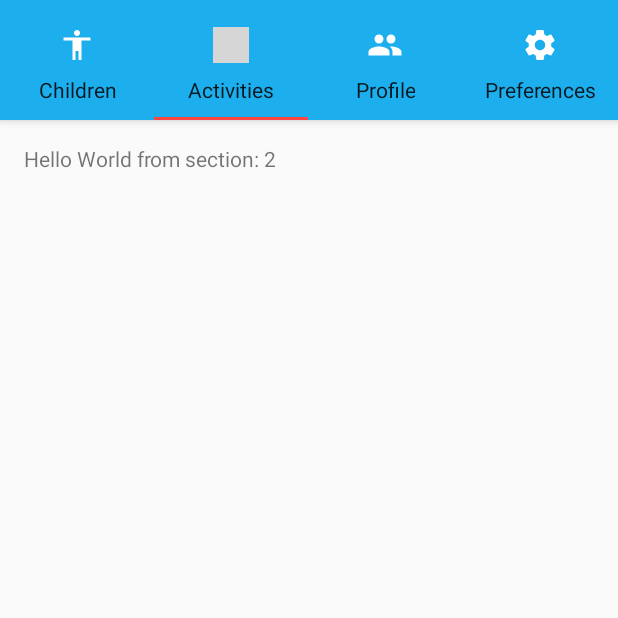
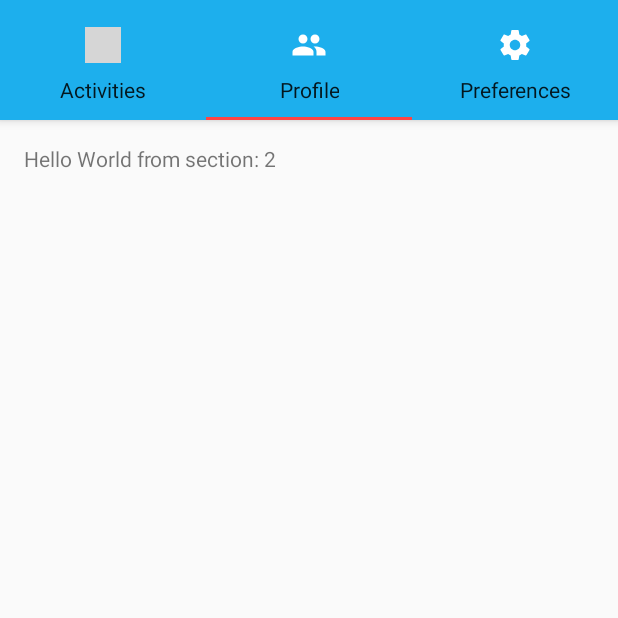
Before and after one commit to garnnan/SchedADD, an Android app: the TabActivity screen opened directly, with no data from a screen before it, tab 2 chosen, on a phone screen of 412 x 824 dp, the top half of it. Run offline under Robolectric (Android 15) with nearby library versions, the phone set to English and light mode, and no system bars; 2 statements that could not run were skipped; grey boxes are pictures that could not be loaded.

Commit message:
ajustando pestañas

```diff
--- a/app/src/main/java/com/addschedule/garnan/schedadd/TabActivity.java
+++ b/app/src/main/java/com/addschedule/garnan/schedadd/TabActivity.java
@@ -113,7 +113,7 @@ public class TabActivity extends AppCompatActivity {
         }
 
 
-        int [] iconos = new int[]{R.drawable.ic_accessibility_black_24dp,R.drawable.ic_event_note_black_24dp,R.drawable.profile_image,R.drawable.ic_settings_black_24dp};
+        int [] iconos = new int[]{R.drawable.ic_event_note_black_24dp,R.drawable.profile_image,R.drawable.ic_settings_black_24dp};
 
         //tabLayout.getTabAt(1).setIcon(R.drawable.ic_event_note_black_24dp);
 
@@ -217,7 +217,7 @@ public class TabActivity extends AppCompatActivity {
                     return AvatarSelector.newInstance();
                 case 3:
                     return Preferences.newInstance();*/
-                case 3:
+                case 2:
                     return Preferences.newInstance(ppt);
                 default:
                     return PlaceholderFragment.newInstance(position + 1);
@@ -227,7 +227,7 @@ public class TabActivity extends AppCompatActivity {
         @Override
         public int getCount() {
             // Show 3 total pages.
-            return 4;
+            return 3;
         }
 
         @Override
@@ -236,12 +236,10 @@ public class TabActivity extends AppCompatActivity {
             ImageSpan span;
             switch (position) {
                 case 0:
-                    return "Children";
+                    return "Activities";
                 case 1:
-                    return "Activities";
+                    return "Profile";
                 case 2:
-                    return "Profile";
-                case 3:
                     return "Preferences";
             }
             return null;
```
